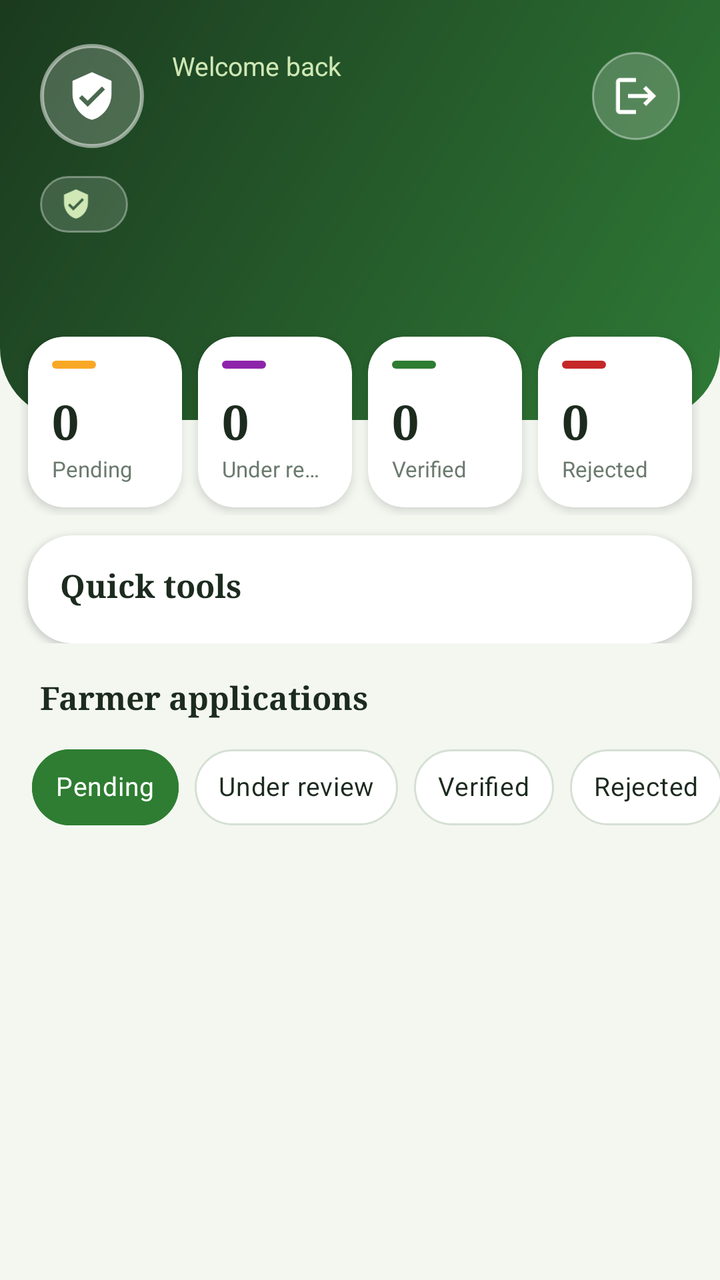
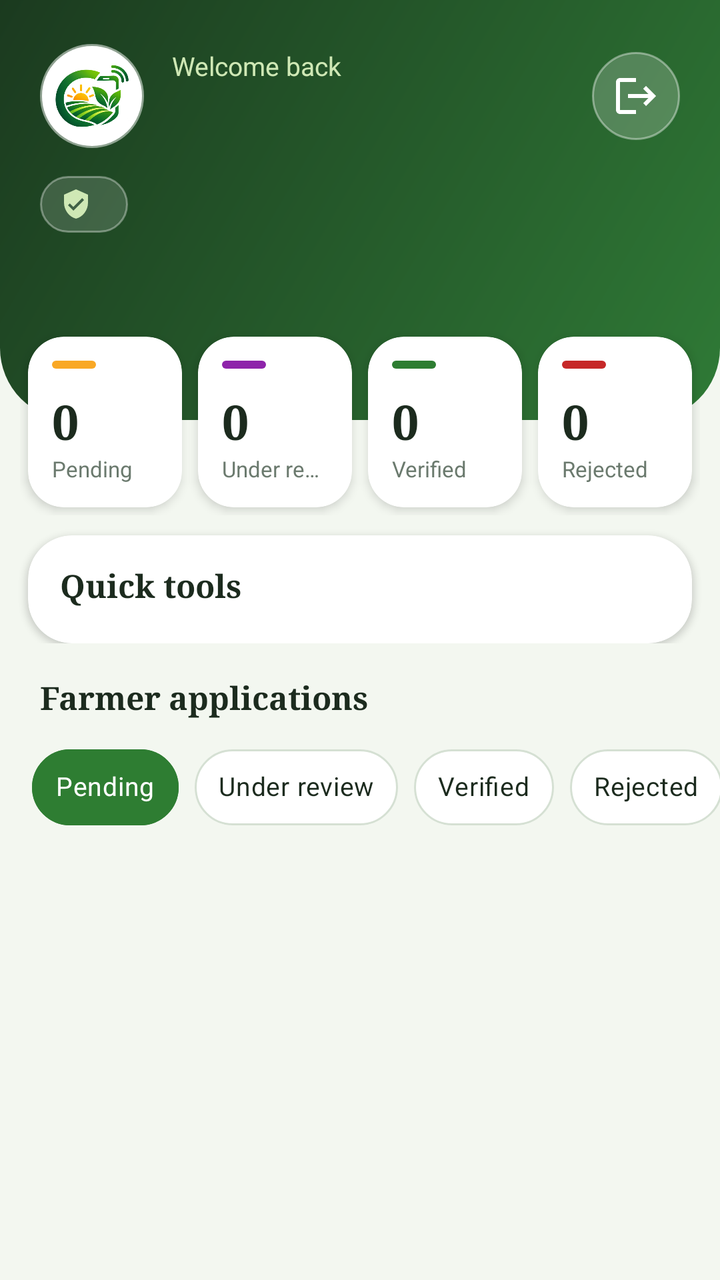

Before-and-after screenshots of an Android layout around one commit, followed by the original layout XML and the change that was made.
<!-- AndroidManifest.xml: application theme Theme.FarmConnect -->
<!-- res/layout/activity_review_list.xml -->
<?xml version="1.0" encoding="utf-8"?>
<androidx.coordinatorlayout.widget.CoordinatorLayout xmlns:android="http://schemas.android.com/apk/res/android"
    xmlns:app="http://schemas.android.com/apk/res-auto"
    android:layout_width="match_parent" android:layout_height="match_parent"
    android:background="@color/fc_bg">

    <com.google.android.material.appbar.AppBarLayout
        android:layout_width="match_parent" android:layout_height="wrap_content"
        android:background="@color/fc_bg" android:stateListAnimator="@null"
        app:elevation="0dp" app:liftOnScroll="false">

        
        <LinearLayout android:layout_width="match_parent" android:layout_height="wrap_content"
            android:orientation="vertical" app:layout_scrollFlags="scroll|exitUntilCollapsed">

            <LinearLayout android:layout_width="match_parent" android:layout_height="wrap_content"
                android:background="@drawable/bg_dash_header" android:orientation="vertical"
                android:paddingBottom="64dp" android:paddingEnd="20dp" android:paddingStart="20dp"
                android:paddingTop="22dp">

                <LinearLayout android:layout_width="match_parent" android:layout_height="wrap_content"
                    android:gravity="center_vertical" android:orientation="horizontal">
                    <ImageView android:layout_width="52dp" android:layout_height="52dp"
                        android:background="@drawable/bg_avatar_header" android:contentDescription="@string/off_welcome"
                        android:padding="13dp" android:src="@drawable/ic_shield" android:tint="#FFFFFF" />
                    <LinearLayout android:layout_width="0dp" android:layout_height="wrap_content"
                        android:layout_marginStart="14dp" android:layout_weight="1" android:orientation="vertical">
                        <TextView android:layout_width="wrap_content" android:layout_height="wrap_content"
                            android:text="@string/off_welcome" android:textColor="#CFE8B5" android:textSize="13sp" />
                        <TextView android:id="@+id/tvOfficerName" android:layout_width="wrap_content"
                            android:layout_height="wrap_content" android:ellipsize="end" android:fontFamily="serif"
                            android:maxLines="1" android:textColor="#FFFFFF" android:textSize="22sp"
                            android:textStyle="bold" />
                    </LinearLayout>
                    <ImageButton android:id="@+id/btnLogout" android:layout_width="44dp" android:layout_height="44dp"
                        android:background="@drawable/bg_icon_glass" android:contentDescription="@string/t_4394c8d8"
                        android:padding="11dp" android:src="@drawable/ic_logout" android:tint="#FFFFFF" />
                </LinearLayout>

                <LinearLayout android:layout_width="wrap_content" android:layout_height="wrap_content"
                    android:layout_marginTop="14dp" android:background="@drawable/bg_pill_header"
                    android:gravity="center_vertical" android:orientation="horizontal"
                    android:paddingBottom="6dp" android:paddingEnd="12dp" android:paddingStart="10dp"
                    android:paddingTop="6dp">
                    <ImageView android:layout_width="16dp" android:layout_height="16dp"
                        android:importantForAccessibility="no" android:src="@drawable/ic_verified"
                        android:tint="#CFE8B5" />
                    <TextView android:id="@+id/tvRoleBadge" android:layout_width="wrap_content"
                        android:layout_height="wrap_content" android:layout_marginStart="6dp"
                        android:textColor="#FFFFFF" android:textSize="12sp" android:textStyle="bold" />
                </LinearLayout>

                <TextView android:id="@+id/tvAttention" android:layout_width="match_parent"
                    android:layout_height="wrap_content" android:layout_marginTop="12dp"
                    android:textColor="#E6FFFFFF" android:textSize="13sp" />
            </LinearLayout>

            
            <LinearLayout android:layout_width="match_parent" android:layout_height="wrap_content"
                android:layout_marginTop="-46dp" android:orientation="horizontal"
                android:paddingEnd="10dp" android:paddingStart="10dp">

                <com.google.android.material.card.MaterialCardView android:id="@+id/cardPending"
                    android:layout_width="0dp" android:layout_height="wrap_content" android:layout_margin="4dp"
                    android:layout_weight="1" android:clickable="true" android:focusable="true"
                    app:cardBackgroundColor="@color/fc_card" app:cardCornerRadius="18dp" app:cardElevation="3dp"
                    app:strokeWidth="0dp">
                    <LinearLayout android:layout_width="match_parent" android:layout_height="wrap_content"
                        android:orientation="vertical" android:padding="12dp">
                        <View android:layout_width="22dp" android:layout_height="4dp"
                            android:background="@drawable/bg_pill_soft" android:backgroundTint="#F9A825" />
                        <TextView android:id="@+id/tvCountPending" android:layout_width="wrap_content"
                            android:layout_height="wrap_content" android:layout_marginTop="10dp"
                            android:fontFamily="serif" android:text="0" android:textColor="@color/fc_text"
                            android:textSize="24sp" android:textStyle="bold" />
                        <TextView android:layout_width="wrap_content" android:layout_height="wrap_content"
                            android:ellipsize="end" android:maxLines="1" android:text="@string/t_2d13df6f"
                            android:textColor="@color/fc_muted" android:textSize="11sp" />
                    </LinearLayout>
                </com.google.android.material.card.MaterialCardView>

                <com.google.android.material.card.MaterialCardView android:id="@+id/cardReview"
                    android:layout_width="0dp" android:layout_height="wrap_content" android:layout_margin="4dp"
                    android:layout_weight="1" android:clickable="true" android:focusable="true"
                    app:cardBackgroundColor="@color/fc_card" app:cardCornerRadius="18dp" app:cardElevation="3dp"
                    app:strokeWidth="0dp">
                    <LinearLayout android:layout_width="match_parent" android:layout_height="wrap_content"
                        android:orientation="vertical" android:padding="12dp">
                        <View android:layout_width="22dp" android:layout_height="4dp"
                            android:background="@drawable/bg_pill_soft" android:backgroundTint="#8E24AA" />
                        <TextView android:id="@+id/tvCountReview" android:layout_width="wrap_content"
                            android:layout_height="wrap_content" android:layout_marginTop="10dp"
                            android:fontFamily="serif" android:text="0" android:textColor="@color/fc_text"
                            android:textSize="24sp" android:textStyle="bold" />
                        <TextView android:layout_width="wrap_content" android:layout_height="wrap_content"
                            android:ellipsize="end" android:maxLines="1" android:text="@string/t_1321a344"
                            android:textColor="@color/fc_muted" android:textSize="11sp" />
                    </LinearLayout>
                </com.google.android.material.card.MaterialCardView>

                <com.google.android.material.card.MaterialCardView android:id="@+id/cardVerified"
                    android:layout_width="0dp" android:layout_height="wrap_content" android:layout_margin="4dp"
                    android:layout_weight="1" android:clickable="true" android:focusable="true"
                    app:cardBackgroundColor="@color/fc_card" app:cardCornerRadius="18dp" app:cardElevation="3dp"
                    app:strokeWidth="0dp">
                    <LinearLayout android:layout_width="match_parent" android:layout_height="wrap_content"
                        android:orientation="vertical" android:padding="12dp">
                        <View android:layout_width="22dp" android:layout_height="4dp"
                            android:background="@drawable/bg_pill_soft" android:backgroundTint="#2E7D32" />
                        <TextView android:id="@+id/tvCountVerified" android:layout_width="wrap_content"
                            android:layout_height="wrap_content" android:layout_marginTop="10dp"
                            android:fontFamily="serif" android:text="0" android:textColor="@color/fc_text"
                            android:textSize="24sp" android:textStyle="bold" />
                        <TextView android:layout_width="wrap_content" android:layout_height="wrap_content"
                            android:ellipsize="end" android:maxLines="1" android:text="@string/t_3f68e67d"
                            android:textColor="@color/fc_muted" android:textSize="11sp" />
                    </LinearLayout>
                </com.google.android.material.card.MaterialCardView>

                <com.google.android.material.card.MaterialCardView android:id="@+id/cardRejected"
                    android:layout_width="0dp" android:layout_height="wrap_content" android:layout_margin="4dp"
                    android:layout_weight="1" android:clickable="true" android:focusable="true"
                    app:cardBackgroundColor="@color/fc_card" app:cardCornerRadius="18dp" app:cardElevation="3dp"
                    app:strokeWidth="0dp">
                    <LinearLayout android:layout_width="match_parent" android:layout_height="wrap_content"
                        android:orientation="vertical" android:padding="12dp">
                        <View android:layout_width="22dp" android:layout_height="4dp"
                            android:background="@drawable/bg_pill_soft" android:backgroundTint="#C62828" />
                        <TextView android:id="@+id/tvCountRejected" android:layout_width="wrap_content"
                            android:layout_height="wrap_content" android:layout_marginTop="10dp"
                            android:fontFamily="serif" android:text="0" android:textColor="@color/fc_text"
                            android:textSize="24sp" android:textStyle="bold" />
                        <TextView android:layout_width="wrap_content" android:layout_height="wrap_content"
                            android:ellipsize="end" android:maxLines="1" android:text="@string/t_d37b1f6c"
                            android:textColor="@color/fc_muted" android:textSize="11sp" />
                    </LinearLayout>
                </com.google.android.material.card.MaterialCardView>
            </LinearLayout>

            
            <com.google.android.material.card.MaterialCardView android:layout_width="match_parent"
                android:layout_height="wrap_content" android:layout_marginEnd="14dp" android:layout_marginStart="14dp"
                android:layout_marginTop="10dp" app:cardBackgroundColor="@color/fc_card"
                app:cardCornerRadius="22dp" app:cardElevation="2dp" app:strokeWidth="0dp">
                <LinearLayout android:layout_width="match_parent" android:layout_height="wrap_content"
                    android:orientation="vertical" android:paddingBottom="10dp" android:paddingTop="14dp">
                    <TextView style="@style/FcSectionTitle" android:layout_marginBottom="8dp"
                        android:layout_marginStart="16dp" android:text="@string/off_quick_tools" />
                    <HorizontalScrollView android:layout_width="match_parent" android:layout_height="wrap_content"
                        android:clipToPadding="false" android:paddingEnd="10dp" android:paddingStart="10dp"
                        android:scrollbars="none">
                        <LinearLayout android:id="@+id/hubContainer" android:layout_width="wrap_content"
                            android:layout_height="wrap_content" android:orientation="horizontal" />
                    </HorizontalScrollView>
                </LinearLayout>
            </com.google.android.material.card.MaterialCardView>
        </LinearLayout>

        
        <LinearLayout android:layout_width="match_parent" android:layout_height="wrap_content"
            android:background="@color/fc_bg" android:orientation="vertical">
            <LinearLayout android:layout_width="match_parent" android:layout_height="wrap_content"
                android:gravity="center_vertical" android:orientation="horizontal"
                android:paddingEnd="20dp" android:paddingStart="20dp" android:paddingTop="16dp">
                <TextView style="@style/FcSectionTitle" android:layout_width="0dp" android:layout_weight="1"
                    android:text="@string/off_applications" />
                <TextView android:id="@+id/tvListCount" android:layout_width="wrap_content"
                    android:layout_height="wrap_content" android:background="@drawable/bg_pill_soft"
                    android:backgroundTint="#E3F1E0" android:paddingBottom="3dp" android:paddingEnd="10dp"
                    android:paddingStart="10dp" android:paddingTop="3dp" android:textColor="#1B5E20"
                    android:textSize="12sp" android:textStyle="bold" android:visibility="gone" />
            </LinearLayout>
            <HorizontalScrollView android:layout_width="match_parent" android:layout_height="wrap_content"
                android:scrollbars="none">
                <com.google.android.material.chip.ChipGroup android:id="@+id/chipGroup"
                    android:layout_width="wrap_content" android:layout_height="wrap_content"
                    android:paddingBottom="8dp" android:paddingEnd="16dp" android:paddingStart="16dp"
                    android:paddingTop="10dp" app:chipSpacingHorizontal="8dp" app:selectionRequired="true"
                    app:singleLine="true" app:singleSelection="true">
                    <com.google.android.material.chip.Chip android:id="@+id/chipPending"
                        style="@style/Widget.FarmConnect.FilterChip" android:layout_width="wrap_content"
                        android:layout_height="wrap_content" android:checked="true" android:tag="PENDING"
                        android:text="@string/t_2d13df6f" />
                    <com.google.android.material.chip.Chip android:id="@+id/chipReview"
                        style="@style/Widget.FarmConnect.FilterChip" android:layout_width="wrap_content"
                        android:layout_height="wrap_content" android:tag="UNDER_REVIEW"
                        android:text="@string/t_1321a344" />
                    <com.google.android.material.chip.Chip android:id="@+id/chipVerified"
                        style="@style/Widget.FarmConnect.FilterChip" android:layout_width="wrap_content"
                        android:layout_height="wrap_content" android:tag="VERIFIED"
                        android:text="@string/t_3f68e67d" />
                    <com.google.android.material.chip.Chip android:id="@+id/chipRejected"
                        style="@style/Widget.FarmConnect.FilterChip" android:layout_width="wrap_content"
                        android:layout_height="wrap_content" android:tag="REJECTED"
                        android:text="@string/t_d37b1f6c" />
                </com.google.android.material.chip.ChipGroup>
            </HorizontalScrollView>
            <ProgressBar android:id="@+id/progress" style="?android:attr/progressBarStyleHorizontal"
                android:layout_width="match_parent" android:layout_height="3dp"
                android:indeterminate="true" android:indeterminateTint="#2E7D32" android:visibility="invisible" />
        </LinearLayout>
    </com.google.android.material.appbar.AppBarLayout>

    <FrameLayout android:layout_width="match_parent" android:layout_height="match_parent"
        app:layout_behavior="@string/appbar_scrolling_view_behavior">
        <androidx.recyclerview.widget.RecyclerView android:id="@+id/rv" android:layout_width="match_parent"
            android:layout_height="match_parent" android:clipToPadding="false" android:paddingBottom="28dp"
            android:paddingEnd="8dp" android:paddingStart="8dp" android:paddingTop="4dp" />
        <LinearLayout android:id="@+id/emptyState" android:layout_width="match_parent"
            android:layout_height="wrap_content" android:layout_gravity="center" android:gravity="center_horizontal"
            android:orientation="vertical" android:padding="32dp" android:visibility="gone">
            <ImageView android:layout_width="84dp" android:layout_height="84dp"
                android:background="@drawable/bg_avatar" android:importantForAccessibility="no"
                android:padding="22dp" android:src="@drawable/ic_inbox" android:tint="#2E7D32" />
            <TextView android:id="@+id/tvEmpty" android:layout_width="wrap_content"
                android:layout_height="wrap_content" android:layout_marginTop="16dp" android:fontFamily="serif"
                android:text="@string/t_c658b02e" android:textColor="@color/fc_text" android:textSize="18sp"
                android:textStyle="bold" />
            <TextView android:layout_width="wrap_content" android:layout_height="wrap_content"
                android:layout_marginTop="4dp" android:gravity="center" android:text="@string/off_empty_sub"
                android:textColor="@color/fc_muted" android:textSize="13sp" />
        </LinearLayout>
    </FrameLayout>
</androidx.coordinatorlayout.widget.CoordinatorLayout>
<!-- resources referenced by this layout -->
<resources>
  <color name="fc_bg">#F3F7F0</color>
  <color name="fc_card">#FFFFFF</color>
  <color name="fc_muted">#6B7A6E</color>
  <color name="fc_text">#1C2B1E</color>
  <!-- drawable bg_avatar (drawable) -->
  <?xml version="1.0" encoding="utf-8"?>
  <shape xmlns:android="http://schemas.android.com/apk/res/android" android:shape="oval">
      <gradient android:angle="315" android:startColor="#E3F1E0" android:endColor="#C8E6C9" />
  </shape>
  <!-- drawable bg_avatar_header (drawable) -->
  <?xml version="1.0" encoding="utf-8"?>
  <shape xmlns:android="http://schemas.android.com/apk/res/android" android:shape="oval">
      <solid android:color="#33FFFFFF" />
      <stroke android:width="2dp" android:color="#80FFFFFF" />
  </shape>
  <!-- drawable bg_dash_header (drawable) -->
  <?xml version="1.0" encoding="utf-8"?>
  <shape xmlns:android="http://schemas.android.com/apk/res/android" android:shape="rectangle">
      <gradient android:angle="315" android:startColor="#1B3A1F" android:endColor="#2F7A36" />
      <corners android:bottomLeftRadius="36dp" android:bottomRightRadius="36dp" />
  </shape>
  <!-- drawable bg_icon_glass (drawable) -->
  <?xml version="1.0" encoding="utf-8"?>
  <shape xmlns:android="http://schemas.android.com/apk/res/android" android:shape="oval">
      <solid android:color="#33FFFFFF" />
      <stroke android:width="1dp" android:color="#66FFFFFF" />
  </shape>
  <!-- drawable bg_pill_header (drawable) -->
  <?xml version="1.0" encoding="utf-8"?>
  <shape xmlns:android="http://schemas.android.com/apk/res/android" android:shape="rectangle">
      <solid android:color="#26FFFFFF" />
      <stroke android:width="1dp" android:color="#59FFFFFF" />
      <corners android:radius="20dp" />
  </shape>
  <!-- drawable bg_pill_soft (drawable) -->
  <?xml version="1.0" encoding="utf-8"?>
  <shape xmlns:android="http://schemas.android.com/apk/res/android" android:shape="rectangle">
      <solid android:color="#FFFFFF" />
      <corners android:radius="20dp" />
  </shape>
  <!-- drawable ic_shield (drawable) -->
  <?xml version="1.0" encoding="utf-8"?>
  <vector xmlns:android="http://schemas.android.com/apk/res/android"
      android:width="24dp" android:height="24dp" android:viewportWidth="24" android:viewportHeight="24">
      <path android:fillColor="#FF000000" android:pathData="M12,1L3,5v6c0,5.55 3.84,10.74 9,12 5.16,-1.26 9,-6.45 9,-12V5l-9,-4zM10,17l-4,-4 1.41,-1.41L10,14.17l6.59,-6.59L18,9l-8,8z" />
  </vector>
  <string name="off_applications">Farmer applications</string>
  <string name="off_empty_sub">No applications in this list right now.</string>
  <string name="off_quick_tools">Quick tools</string>
  <string name="off_welcome">Welcome back</string>
  <string name="t_1321a344">Under review</string>
  <string name="t_2d13df6f">Pending</string>
  <string name="t_3f68e67d">Verified</string>
  <string name="t_4394c8d8">Log out</string>
  <string name="t_c658b02e">Nothing here</string>
  <string name="t_d37b1f6c">Rejected</string>
  <style name="FcSectionTitle">
          <item name="android:layout_width">wrap_content</item>
          <item name="android:layout_height">wrap_content</item>
          <item name="android:textColor">@color/fc_text</item>
          <item name="android:textSize">16sp</item>
          <item name="android:textStyle">bold</item>
          <item name="android:fontFamily">serif</item>
      </style>
  <style name="Theme.FarmConnect" parent="Theme.MaterialComponents.Light.DarkActionBar">
          <item name="colorPrimary">#2E7D32</item>
          <item name="colorPrimaryVariant">#1B5E20</item>
          <item name="colorOnPrimary">#FFFFFF</item>
          <item name="colorSecondary">#F9A825</item>
      </style>
  <!-- unchanged entries left out for length: 4 -->
</resources>

<!-- the commit's change to res/layout/activity_review_list.xml (unified diff, before → after) -->
@@ -21,8 +21,8 @@
                 <LinearLayout android:layout_width="match_parent" android:layout_height="wrap_content"
                     android:gravity="center_vertical" android:orientation="horizontal">
                     <ImageView android:layout_width="52dp" android:layout_height="52dp"
-                        android:background="@drawable/bg_avatar_header" android:contentDescription="@string/off_welcome"
-                        android:padding="13dp" android:src="@drawable/ic_shield" android:tint="#FFFFFF" />
+                        android:background="@drawable/bg_logo_badge" android:contentDescription="@string/app_name"
+                        android:padding="7dp" android:src="@drawable/fc_logo_mark" />
                     <LinearLayout android:layout_width="0dp" android:layout_height="wrap_content"
                         android:layout_marginStart="14dp" android:layout_weight="1" android:orientation="vertical">
                         <TextView android:layout_width="wrap_content" android:layout_height="wrap_content"
<!-- resource entries referenced after the edit -->
@@ -8,12 +8,6 @@
   <?xml version="1.0" encoding="utf-8"?>
   <shape xmlns:android="http://schemas.android.com/apk/res/android" android:shape="oval">
       <gradient android:angle="315" android:startColor="#E3F1E0" android:endColor="#C8E6C9" />
-  </shape>
-  <!-- drawable bg_avatar_header (drawable) -->
-  <?xml version="1.0" encoding="utf-8"?>
-  <shape xmlns:android="http://schemas.android.com/apk/res/android" android:shape="oval">
-      <solid android:color="#33FFFFFF" />
-      <stroke android:width="2dp" android:color="#80FFFFFF" />
   </shape>
   <!-- drawable bg_dash_header (drawable) -->
   <?xml version="1.0" encoding="utf-8"?>
@@ -26,6 +20,12 @@
   <shape xmlns:android="http://schemas.android.com/apk/res/android" android:shape="oval">
       <solid android:color="#33FFFFFF" />
       <stroke android:width="1dp" android:color="#66FFFFFF" />
+  </shape>
+  <!-- drawable bg_logo_badge (drawable) -->
+  <?xml version="1.0" encoding="utf-8"?>
+  <shape xmlns:android="http://schemas.android.com/apk/res/android" android:shape="oval">
+      <solid android:color="#FFFFFF" />
+      <stroke android:width="2dp" android:color="#80FFFFFF" />
   </shape>
   <!-- drawable bg_pill_header (drawable) -->
   <?xml version="1.0" encoding="utf-8"?>
@@ -40,12 +40,8 @@
       <solid android:color="#FFFFFF" />
       <corners android:radius="20dp" />
   </shape>
-  <!-- drawable ic_shield (drawable) -->
-  <?xml version="1.0" encoding="utf-8"?>
-  <vector xmlns:android="http://schemas.android.com/apk/res/android"
-      android:width="24dp" android:height="24dp" android:viewportWidth="24" android:viewportHeight="24">
-      <path android:fillColor="#FF000000" android:pathData="M12,1L3,5v6c0,5.55 3.84,10.74 9,12 5.16,-1.26 9,-6.45 9,-12V5l-9,-4zM10,17l-4,-4 1.41,-1.41L10,14.17l6.59,-6.59L18,9l-8,8z" />
-  </vector>
+  <!-- drawable fc_logo_mark: png bitmap (drawable-nodpi, 79980 bytes) -->
+  <string name="app_name">FarmConnect</string>
   <string name="off_applications">Farmer applications</string>
   <string name="off_empty_sub">No applications in this list right now.</string>
   <string name="off_quick_tools">Quick tools</string>
